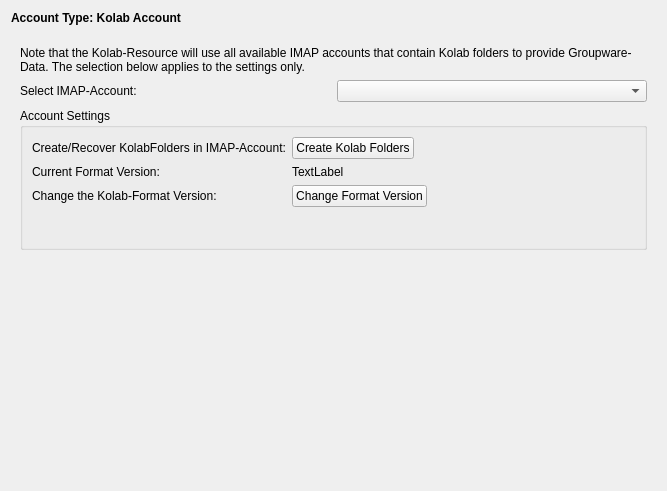
First picture: the form in resources/kolabproxy/kolabsettings.ui, repository KDE/kdepim-runtime, before the edit.
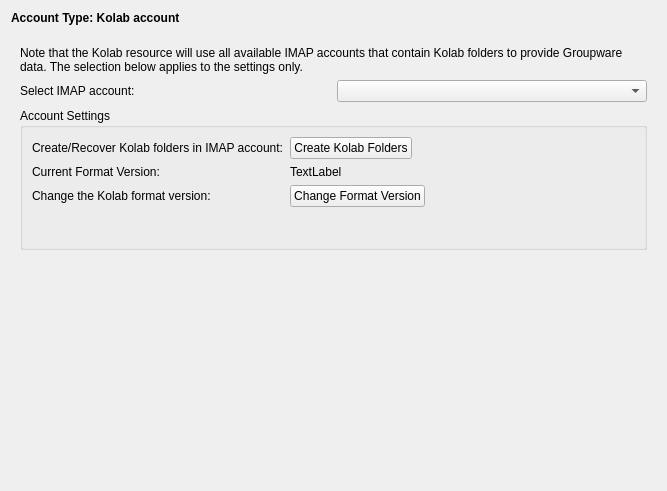
Second picture: the form after the edit. Custom widgets are drawn as their Qt base class.

Commit message: Improve wording and spelling (KolabProxy resource)

Diff of the .ui file:
```diff
--- a/resources/kolabproxy/kolabsettings.ui
+++ b/resources/kolabproxy/kolabsettings.ui
@@ -23,7 +23,7 @@
       </font>
      </property>
      <property name="text">
-      <string>Account Type: Kolab Account</string>
+      <string>Account Type: Kolab account</string>
      </property>
     </widget>
    </item>
@@ -60,7 +60,7 @@
          <item>
           <widget class="QLabel" name="label_2">
            <property name="text">
-            <string>Select IMAP-Account:</string>
+            <string>Select IMAP account:</string>
            </property>
            <property name="wordWrap">
             <bool>true</bool>
@@ -97,7 +97,7 @@
           <item row="0" column="0">
            <widget class="QLabel" name="label_5">
             <property name="text">
-             <string>Create/Recover KolabFolders in IMAP-Account:</string>
+             <string>Create/Recover Kolab folders in IMAP account:</string>
             </property>
            </widget>
           </item>
@@ -121,7 +121,7 @@
           <item row="2" column="0">
            <widget class="QLabel" name="upgradeLabel">
             <property name="text">
-             <string>Change the Kolab-Format Version:</string>
+             <string>Change the Kolab format version:</string>
             </property>
            </widget>
           </item>
@@ -148,7 +148,7 @@
        <item row="0" column="0">
         <widget class="QLabel" name="label_4">
          <property name="text">
-          <string>Note that the Kolab-Resource will use all available IMAP accounts that contain Kolab folders to provide Groupware-Data. The selection below applies to the settings only.</string>
+          <string>Note that the Kolab resource will use all available IMAP accounts that contain Kolab folders to provide Groupware data. The selection below applies to the settings only.</string>
          </property>
          <property name="wordWrap">
           <bool>true</bool>
```
Left out of the diff: 10 changed lines with no effect on the pictures.
